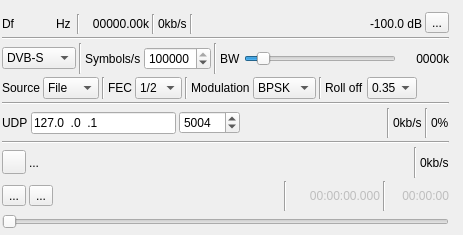
First picture: the form in plugins/channeltx/moddatv/datvmodgui.ui, repository f4exb/sdrangel, before the edit.
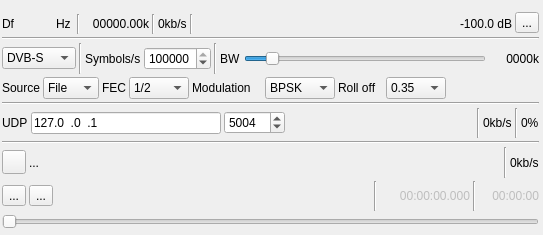
Second picture: the form after the edit. Icons and pictures are not drawn. Custom widgets are drawn as their Qt base class.

What changed in the file:
```diff
--- a/plugins/channeltx/moddatv/datvmodgui.ui
+++ b/plugins/channeltx/moddatv/datvmodgui.ui
@@ -6,7 +6,7 @@
    <rect>
     <x>0</x>
     <y>0</y>
-    <width>463</width>
+    <width>543</width>
     <height>235</height>
    </rect>
   </property>
@@ -39,7 +39,7 @@
     <rect>
      <x>0</x>
      <y>10</y>
-     <width>451</width>
+     <width>541</width>
      <height>221</height>
     </rect>
    </property>
@@ -363,13 +363,6 @@
         </item>
        </widget>
       </item>
-      <item>
-       <widget class="Line" name="line_4">
-        <property name="orientation">
-         <enum>Qt::Vertical</enum>
-        </property>
-       </widget>
-      </item>
       <item>
        <widget class="QLabel" name="fecLabel">
         <property name="text">
@@ -379,6 +372,12 @@
       </item>
       <item>
        <widget class="QComboBox" name="fec">
+        <property name="minimumSize">
+         <size>
+          <width>60</width>
+          <height>0</height>
+         </size>
+        </property>
         <property name="toolTip">
          <string>Forward error correction code rate</string>
         </property>
@@ -409,15 +408,14 @@
         </item>
        </widget>
       </item>
-      <item>
-       <widget class="Line" name="line_13">
-        <property name="orientation">
-         <enum>Qt::Vertical</enum>
-        </property>
-       </widget>
-      </item>
       <item>
        <widget class="QLabel" name="modulationLabel">
+        <property name="minimumSize">
+         <size>
+          <width>70</width>
+          <height>0</height>
+         </size>
+        </property>
         <property name="text">
          <string>Modulation</string>
         </property>
@@ -425,6 +423,12 @@
       </item>
       <item>
        <widget class="QComboBox" name="modulation">
+        <property name="minimumSize">
+         <size>
+          <width>70</width>
+          <height>0</height>
+         </size>
+        </property>
         <property name="toolTip">
          <string>Modulation type</string>
         </property>
@@ -440,15 +444,14 @@
         </item>
        </widget>
       </item>
-      <item>
-       <widget class="Line" name="line_14">
-        <property name="orientation">
-         <enum>Qt::Vertical</enum>
-        </property>
-       </widget>
-      </item>
       <item>
        <widget class="QLabel" name="rollOffLabel">
+        <property name="minimumSize">
+         <size>
+          <width>45</width>
+          <height>0</height>
+         </size>
+        </property>
         <property name="text">
          <string>Roll off</string>
         </property>
@@ -458,7 +461,7 @@
        <widget class="QComboBox" name="rollOff">
         <property name="minimumSize">
          <size>
-          <width>50</width>
+          <width>60</width>
           <height>0</height>
          </size>
         </property>
```
